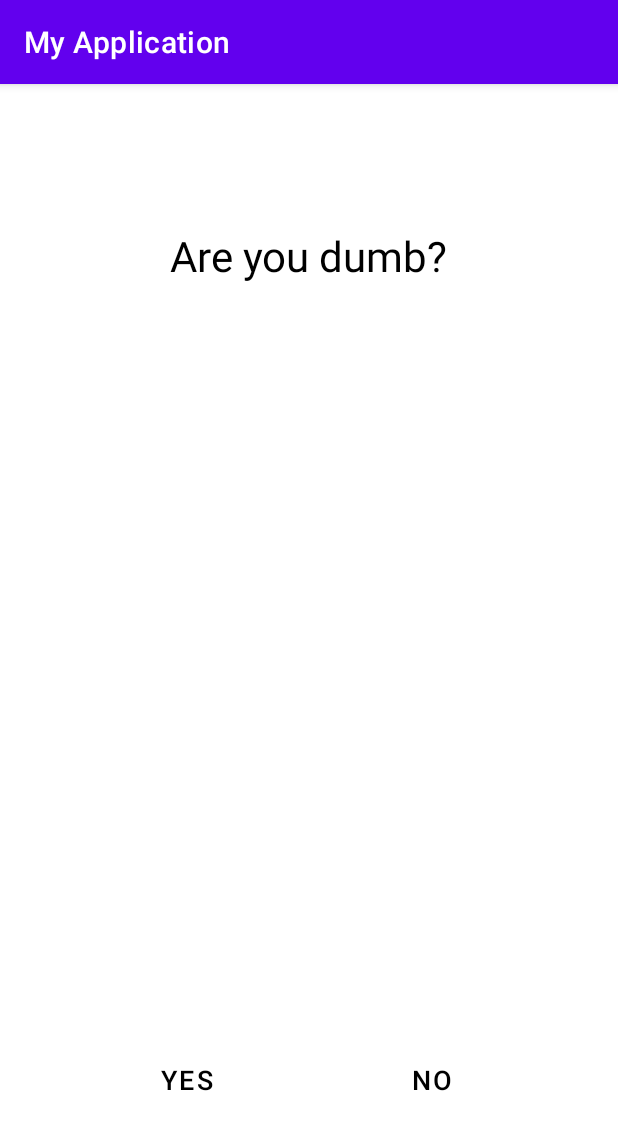
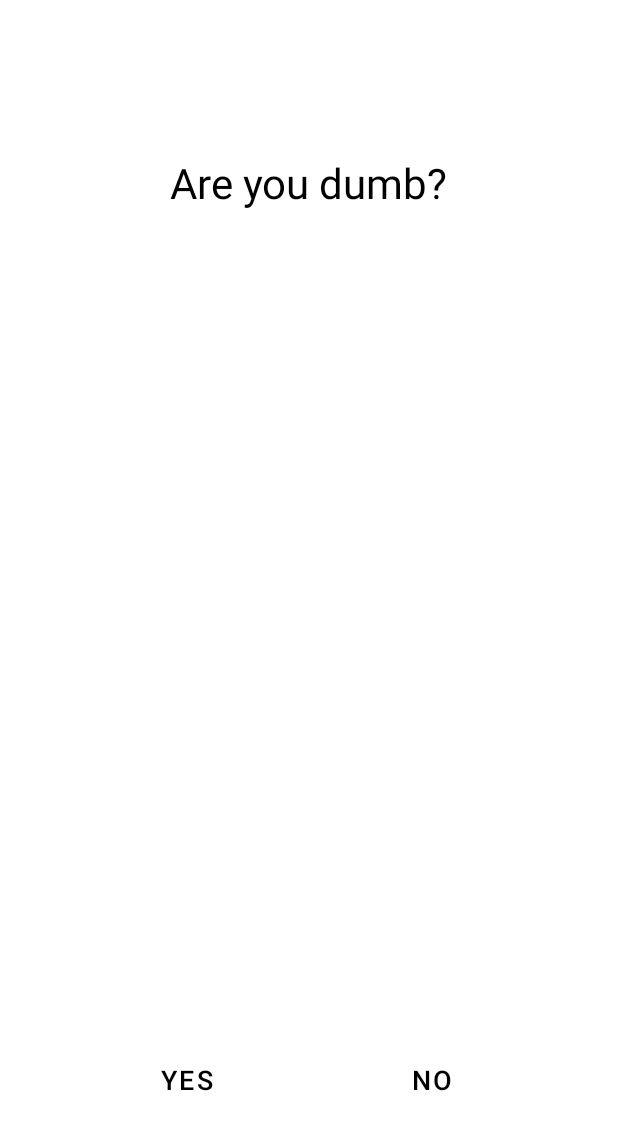
Before and after one commit to ItzDavi/MyApplication, an Android app: the screen it shows after launch (MainActivity), on a phone screen of 412 x 824 dp. Shown: the top 1130 px of the screen. Run offline under Robolectric (Android 15) with nearby library versions, the phone set to English and light mode, and no system bars.

Commit message:
Update themes.xml

```diff
--- a/app/src/main/res/values-night/themes.xml
+++ b/app/src/main/res/values-night/themes.xml
@@ -1,6 +1,6 @@
 <resources xmlns:tools="http://schemas.android.com/tools">
     <!-- Base application theme. -->
-    <style name="Theme.MyApplication" parent="Theme.MaterialComponents.DayNight.DarkActionBar">
+    <style name="Theme.MyApplication" parent="Theme.MaterialComponents.DayNight.NoActionBar">
         <!-- Primary brand color. -->
         <item name="colorPrimary">@color/purple_200</item>
         <item name="colorPrimaryVariant">@color/purple_700</item>
@@ -10,7 +10,7 @@
         <item name="colorSecondaryVariant">@color/teal_200</item>
         <item name="colorOnSecondary">@color/black</item>
         <!-- Status bar color. -->
-        <item name="android:statusBarColor" tools:targetApi="l">?attr/colorPrimaryVariant</item>
+        <item name="android:statusBarColor">?attr/colorPrimaryVariant</item>
         <!-- Customize your theme here. -->
     </style>
 </resources>
--- a/app/src/main/res/values/themes.xml
+++ b/app/src/main/res/values/themes.xml
@@ -1,6 +1,6 @@
 <resources xmlns:tools="http://schemas.android.com/tools">
     <!-- Base application theme. -->
-    <style name="Theme.MyApplication" parent="Theme.MaterialComponents.DayNight.DarkActionBar">
+    <style name="Theme.MyApplication" parent="Theme.MaterialComponents.DayNight.NoActionBar">
         <!-- Primary brand color. -->
         <item name="colorPrimary">@color/purple_500</item>
         <item name="colorPrimaryVariant">@color/purple_700</item>
@@ -10,7 +10,7 @@
         <item name="colorSecondaryVariant">@color/teal_700</item>
         <item name="colorOnSecondary">@color/black</item>
         <!-- Status bar color. -->
-        <item name="android:statusBarColor" tools:targetApi="l">?attr/colorPrimaryVariant</item>
+        <item name="android:statusBarColor">?attr/colorPrimaryVariant</item>
         <!-- Customize your theme here. -->
     </style>
 </resources>
```
